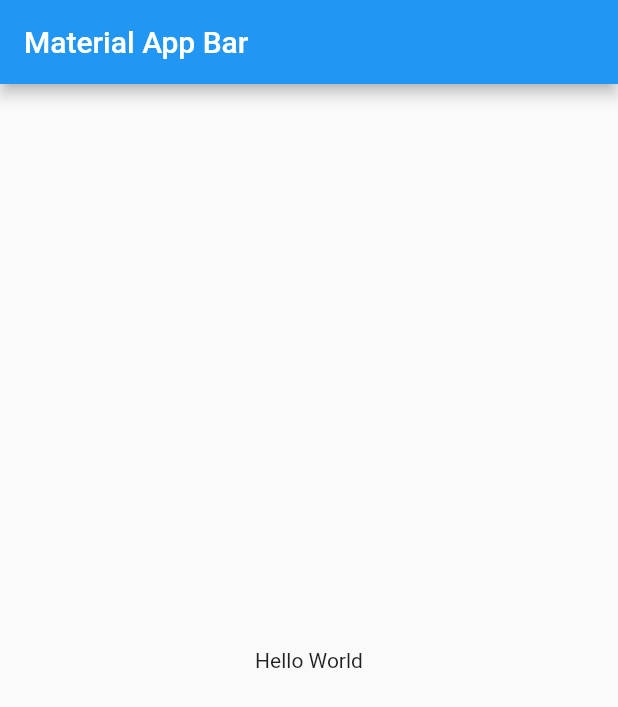
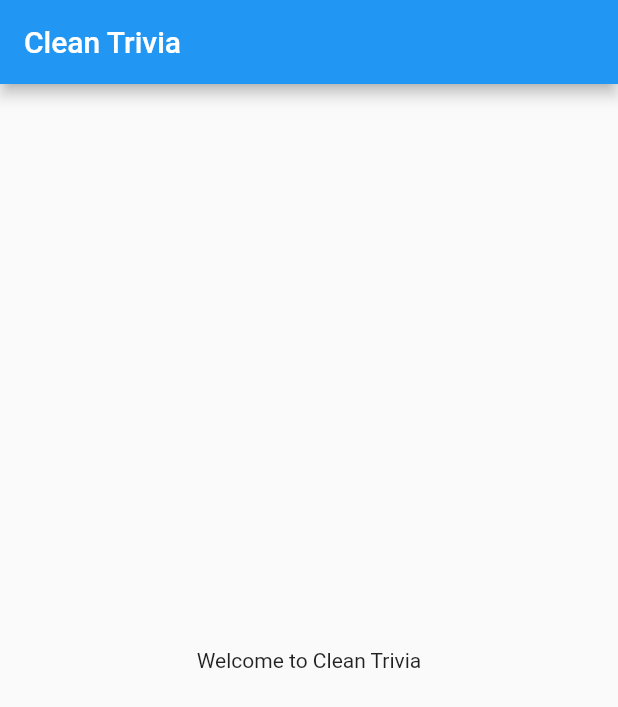
Before and after one commit to marcossevilla/clean_trivia, a Flutter app: the screen it shows after launch, on a phone screen of 412 x 824 dp. Shown: the top 707 px of the screen. Run offline on Flutter 3.47's test engine with Material 2 defaults, Android fonts, the phone set to English and light mode, and no system bars; our stand-ins replace dartz, equatable.

Commit message:
added the first view - home page

```diff
--- a/lib/src/core/app.dart
+++ b/lib/src/core/app.dart
@@ -1,18 +1,13 @@
 import 'package:flutter/material.dart';
+
+import '../number_trivia/presentation/views/home_page.dart';
 
 class CleanTriviaApp extends StatelessWidget {
   @override
   Widget build(BuildContext context) {
     return MaterialApp(
       title: 'Clean Trivia App',
-      home: Scaffold(
-        appBar: AppBar(
-          title: const Text('Material App Bar'),
-        ),
-        body: const Center(
-          child: Text('Hello World'),
-        ),
-      ),
+      home: HomePage(),
     );
   }
 }
--- /dev/null
+++ b/lib/src/number_trivia/presentation/views/home_page.dart
@@ -0,0 +1,15 @@
+import 'package:flutter/material.dart';
+
+class HomePage extends StatelessWidget {
+  static const String route = 'Home';
+
+  static Route go() => MaterialPageRoute<void>(builder: (_) => HomePage());
+
+  @override
+  Widget build(BuildContext context) {
+    return Scaffold(
+      appBar: AppBar(title: const Text('Clean Trivia')),
+      body: const Center(child: Text('Welcome to Clean Trivia')),
+    );
+  }
+}
```
